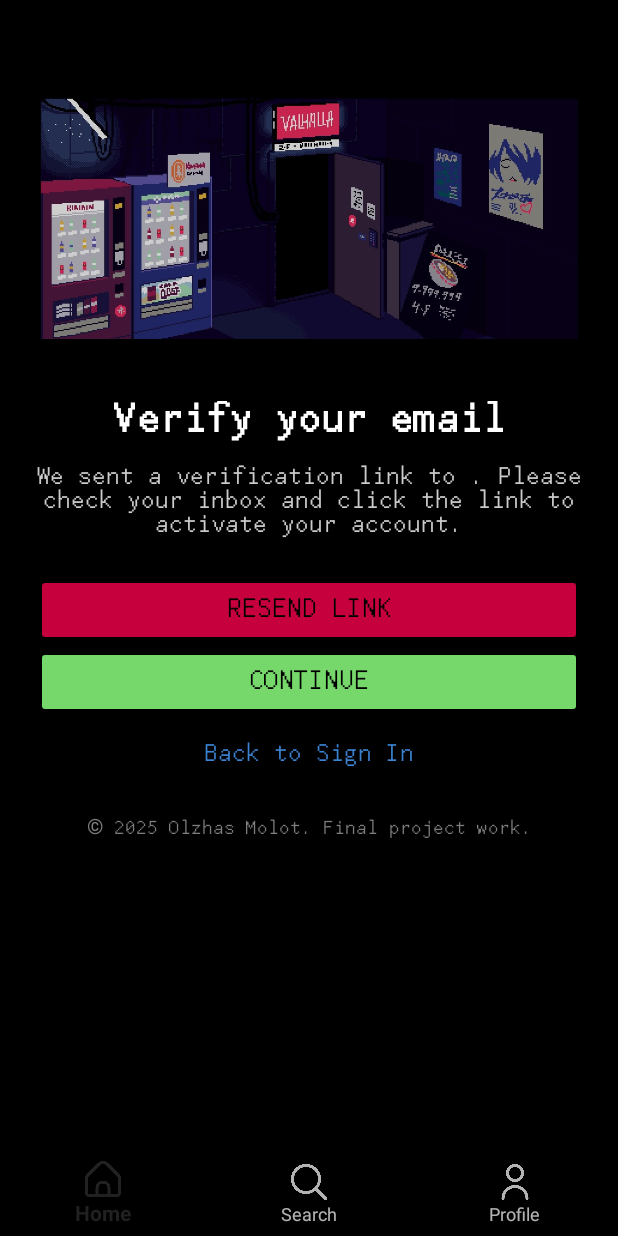
After one commit to karmotrineluv/ibacocktailbook, an Android app built with Jetpack Compose: the VerifyEmailFragment screen opened through its navigation route, on a phone screen of 412 x 824 dp. The commit adds this screen. Run offline under Robolectric (Android 15) with nearby library versions, the phone set to English and light mode, and no system bars; our stand-ins replace Firebase (no records; nobody signed in at launch, a user with empty details on screens opened directly), navigation-ui.

Commit message:
verification feature added

```diff
--- a/app/src/main/java/com/example/ibacocktailbook/ui/auth/LoginFragment.kt
+++ b/app/src/main/java/com/example/ibacocktailbook/ui/auth/LoginFragment.kt
@@ -51,13 +51,13 @@
             val password = binding.passwordEditText.text.toString().trim()
 
             if (email.isEmpty() || password.isEmpty()) {
-                Toast.makeText(context, "Введите email и пароль", Toast.LENGTH_SHORT).show()
+                Toast.makeText(context, "Enter email and password", Toast.LENGTH_SHORT).show()
             } else {
                 auth.signInWithEmailAndPassword(email, password).addOnCompleteListener { task ->
                     if (task.isSuccessful) {
                         findNavController().navigate(R.id.action_loginFragment_to_homeFragment)
                     } else {
-                        Toast.makeText(context, "Ошибка: ${task.exception?.message}", Toast.LENGTH_SHORT).show()
+                        Toast.makeText(context, "Error: ${task.exception?.message}", Toast.LENGTH_SHORT).show()
                     }
                 }
             }
@@ -79,7 +79,7 @@
                 if (task.isSuccessful) {
                     findNavController().navigate(R.id.action_loginFragment_to_homeFragment)
                 } else {
-                    Toast.makeText(context, "Ошибка анонимного входа: ${task.exception?.message}", Toast.LENGTH_SHORT).show()
+                    Toast.makeText(context, "Anonymous login error: ${task.exception?.message}", Toast.LENGTH_SHORT).show()
                 }
             }
         }
@@ -96,7 +96,7 @@
                 val account = task.getResult(ApiException::class.java)!!
                 firebaseAuthWithGoogle(account.idToken!!)
             } catch (e: ApiException) {
-                Toast.makeText(context, "Ошибка входа: ${e.message}", Toast.LENGTH_SHORT).show()
+                Toast.makeText(context, "Login error: ${e.message}", Toast.LENGTH_SHORT).show()
             }
         }
     }
@@ -107,7 +107,7 @@
             if (task.isSuccessful) {
                 findNavController().navigate(R.id.action_loginFragment_to_homeFragment)
             } else {
-                Toast.makeText(context, "Ошибка Firebase: ${task.exception?.message}", Toast.LENGTH_SHORT).show()
+                Toast.makeText(context, "Firebase error: ${task.exception?.message}", Toast.LENGTH_SHORT).show()
             }
         }
     }
--- a/app/src/main/java/com/example/ibacocktailbook/ui/auth/RegisterFragment.kt
+++ b/app/src/main/java/com/example/ibacocktailbook/ui/auth/RegisterFragment.kt
@@ -28,15 +28,38 @@
             val password = binding.passwordEditText.text.toString().trim()
 
             if (email.isEmpty() || password.isEmpty()) {
-                Toast.makeText(context, "Введите email и пароль", Toast.LENGTH_SHORT).show()
+                Toast.makeText(context, "Enter email and password", Toast.LENGTH_SHORT).show()
             } else {
-                auth.createUserWithEmailAndPassword(email, password).addOnCompleteListener { task ->
-                    if (task.isSuccessful) {
-                        findNavController().navigate(R.id.action_registerFragment_to_homeFragment)
-                    } else {
-                        Toast.makeText(context, "Ошибка: ${task.exception?.message}", Toast.LENGTH_SHORT).show()
+                auth.createUserWithEmailAndPassword(email, password)
+                    .addOnCompleteListener { task ->
+                        if (task.isSuccessful) {
+                            val user = auth.currentUser
+                            user?.sendEmailVerification()
+                                ?.addOnCompleteListener { verifyTask ->
+                                    if (verifyTask.isSuccessful) {
+                                        Toast.makeText(
+                                            context,
+                                            "Verification message was sent to $email. Please verify your account.",
+                                            Toast.LENGTH_LONG
+                                        ).show()
+
+                                        findNavController().navigate(R.id.action_registerFragment_to_emailVerificationFragment)
+                                    } else {
+                                        Toast.makeText(
+                                            context,
+                                            "Couldn't send message: ${verifyTask.exception?.message}",
+                                            Toast.LENGTH_SHORT
+                                        ).show()
+                                    }
+                                }
+                        } else {
+                            Toast.makeText(
+                                context,
+                                "Error: ${task.exception?.message}",
+                                Toast.LENGTH_SHORT
+                            ).show()
+                        }
                     }
-                }
             }
         }
 
--- a/app/src/main/java/com/example/ibacocktailbook/ui/auth/ResetPassword.kt
+++ b/app/src/main/java/com/example/ibacocktailbook/ui/auth/ResetPassword.kt
@@ -27,14 +27,14 @@
             val email = binding.emailEditText.text.toString().trim()
 
             if (email.isEmpty()) {
-                Toast.makeText(context, "Введите email", Toast.LENGTH_SHORT).show()
+                Toast.makeText(context, "Enter email", Toast.LENGTH_SHORT).show()
             } else {
                 auth.sendPasswordResetEmail(email).addOnCompleteListener { task ->
                     if (task.isSuccessful) {
-                        Toast.makeText(context, "Ссылка для сброса отправлена", Toast.LENGTH_SHORT).show()
+                        Toast.makeText(context, "Password reset link was sent", Toast.LENGTH_SHORT).show()
                         findNavController().navigateUp()
                     } else {
-                        Toast.makeText(context, "Ошибка: ${task.exception?.message}", Toast.LENGTH_SHORT).show()
+                        Toast.makeText(context, "Error: ${task.exception?.message}", Toast.LENGTH_SHORT).show()
                     }
                 }
             }
--- /dev/null
+++ b/app/src/main/java/com/example/ibacocktailbook/ui/auth/VerifyEmailFragment.kt
@@ -0,0 +1,77 @@
+package com.example.ibacocktailbook.ui.auth
+
+import android.os.Bundle
+import android.text.SpannableString
+import android.text.style.ForegroundColorSpan
+import android.widget.Toast
+import androidx.fragment.app.Fragment
+import androidx.navigation.fragment.findNavController
+import com.example.ibacocktailbook.R
+import com.example.ibacocktailbook.databinding.FragmentVerifyEmailBinding
+import com.google.firebase.auth.FirebaseAuth
+import android.graphics.Color
+import android.view.LayoutInflater
+import android.view.View
+import android.view.ViewGroup
+
+class VerifyEmailFragment : Fragment() {
+
+    private lateinit var binding: FragmentVerifyEmailBinding
+    private lateinit var auth: FirebaseAuth
+
+    override fun onCreateView(
+        inflater: LayoutInflater, container: ViewGroup?,
+        savedInstanceState: Bundle?
+    ): View {
+        binding = FragmentVerifyEmailBinding.inflate(inflater, container, false)
+        auth = FirebaseAuth.getInstance()
+
+        val email = auth.currentUser?.email ?: ""
+        val fullText = "We sent a verification link to $email. Please check your inbox and click the link to activate your account."
+
+        // Создаём SpannableString
+        val spannableString = SpannableString(fullText)
+
+        // Находим позицию начала и конца email
+        val startIndex = fullText.indexOf(email)
+        val endIndex = startIndex + email.length
+
+        // Применяем цвет для email
+        spannableString.setSpan(
+            ForegroundColorSpan(Color.parseColor("#3c82d0")), // Цвет текста для email
+            startIndex, // Начальный индекс
+            endIndex,   // Конечный индекс
+            0           // Флаги
+        )
+
+        // Устанавливаем SpannableString в TextView
+        binding.verificationMessage.text = spannableString
+
+        binding.continueButton.setOnClickListener {
+            auth.currentUser?.reload()?.addOnCompleteListener {
+                if (auth.currentUser?.isEmailVerified == true) {
+                    Toast.makeText(context, "Email verified!", Toast.LENGTH_SHORT).show()
+                    findNavController().navigate(R.id.action_emailVerificationFragment_to_homeFragment)
+                } else {
+                    Toast.makeText(context, "Email was not verified yet.", Toast.LENGTH_SHORT).show()
+                }
+            }
+        }
+
+        binding.resendEmailButton.setOnClickListener {
+            auth.currentUser?.sendEmailVerification()?.addOnCompleteListener { task ->
+                if (task.isSuccessful) {
+                    Toast.makeText(context, "New message was sent", Toast.LENGTH_SHORT).show()
+                } else {
+                    Toast.makeText(context, "Error: ${task.exception?.message}", Toast.LENGTH_SHORT).show()
+                }
+            }
+        }
+
+        binding.backToLogin.setOnClickListener {
+            findNavController().navigate(R.id.action_emailVerificationFragment_to_loginFragment)
+        }
+
+        return binding.root
+    }
+}
--- /dev/null
+++ b/app/src/main/res/layout/fragment_verify_email.xml
@@ -0,0 +1,107 @@
+<?xml version="1.0" encoding="utf-8"?>
+<androidx.constraintlayout.widget.ConstraintLayout
+    xmlns:android="http://schemas.android.com/apk/res/android"
+    xmlns:app="http://schemas.android.com/apk/res-auto"
+    xmlns:tools="http://schemas.android.com/tools"
+    android:layout_width="match_parent"
+    android:layout_height="match_parent"
+    android:background="#000000"
+    android:padding="24dp">
+
+    <ImageView
+        android:id="@+id/loginImage"
+        android:layout_width="359dp"
+        android:layout_height="211dp"
+        android:scaleType="fitCenter"
+        android:src="@drawable/login_image"
+        app:layout_constraintTop_toTopOf="parent"
+        app:layout_constraintStart_toStartOf="parent"
+        app:layout_constraintEnd_toEndOf="parent"
+        android:layout_marginTop="16dp" />
+
+    <TextView
+        android:id="@+id/verifyTitle"
+        android:layout_width="wrap_content"
+        android:layout_height="wrap_content"
+        android:text="Verify your email"
+        android:textColor="#FFFFFF"
+        android:textSize="30sp"
+        android:textStyle="bold"
+        android:fontFamily="@font/cyberpunkwaifus"
+        app:layout_constraintTop_toBottomOf="@id/loginImage"
+        app:layout_constraintStart_toStartOf="parent"
+        app:layout_constraintEnd_toEndOf="parent"
+        android:layout_marginTop="16dp" />
+
+    <TextView
+        android:id="@+id/verificationMessage"
+        android:layout_width="0dp"
+        android:layout_height="wrap_content"
+        android:textColor="#CCCCCC"
+        android:textSize="18sp"
+        android:fontFamily="@font/cyberpunkwaifus"
+        android:gravity="center"
+        app:layout_constraintTop_toBottomOf="@id/verifyTitle"
+        app:layout_constraintStart_toStartOf="parent"
+        app:layout_constraintEnd_toEndOf="parent"
+        android:layout_marginTop="16dp" />
+
+
+    <Button
+        android:id="@+id/resendEmailButton"
+        android:layout_width="0dp"
+        android:layout_height="wrap_content"
+        android:text="Resend link"
+        android:backgroundTint="#c5003c"
+        android:textColor="#000000"
+        android:textSize="20sp"
+        android:fontFamily="@font/cyberpunkwaifus"
+        app:layout_constraintTop_toBottomOf="@id/verificationMessage"
+        app:layout_constraintStart_toStartOf="parent"
+        app:layout_constraintEnd_toEndOf="parent"
+        android:layout_marginTop="24dp" />
+
+    <Button
+        android:id="@+id/continueButton"
+        android:layout_width="0dp"
+        android:layout_height="wrap_content"
+        android:text="Continue"
+        android:backgroundTint="#76d86a"
+        android:textColor="@color/black"
+        android:textSize="20sp"
+        android:fontFamily="@font/cyberpunkwaifus"
+        app:layout_constraintTop_toBottomOf="@id/resendEmailButton"
+        app:layout_constraintStart_toStartOf="parent"
+        app:layout_constraintEnd_toEndOf="parent"
+        android:layout_marginTop="0dp" />
+
+    <TextView
+        android:id="@+id/backToLogin"
+        android:layout_width="wrap_content"
+        android:layout_height="wrap_content"
+        android:text="Back to Sign In"
+        android:textColor="#3c82d0"
+        android:fontFamily="@font/cyberpunkwaifus"
+        android:textSize="18sp"
+        android:layout_marginTop="16dp"
+        app:layout_constraintTop_toBottomOf="@id/continueButton"
+        app:layout_constraintStart_toStartOf="parent"
+        app:layout_constraintEnd_toEndOf="parent"/>
+
+
+
+    <TextView
+        android:id="@+id/footerText"
+        android:layout_width="wrap_content"
+        android:layout_height="wrap_content"
+        android:text="© 2025 Olzhas Molot. Final project work."
+        android:textColor="#7e7e7e"
+        android:textSize="14sp"
+        android:fontFamily="@font/cyberpunkwaifus"
+        android:gravity="center"
+        app:layout_constraintTop_toBottomOf="@id/continueButton"
+        app:layout_constraintStart_toStartOf="parent"
+        app:layout_constraintEnd_toEndOf="parent"
+        android:layout_marginTop="64dp" />
+
+</androidx.constraintlayout.widget.ConstraintLayout>
--- a/app/src/main/res/navigation/nav_graph.xml
+++ b/app/src/main/res/navigation/nav_graph.xml
@@ -39,6 +39,11 @@
         <action
             android:id="@+id/action_registerFragment_to_loginFragment"
             app:destination="@id/loginFragment" />
+
+        <action
+            android:id="@+id/action_registerFragment_to_emailVerificationFragment"
+            app:destination="@id/emailVerificationFragment" />
+
     </fragment>
 
     <fragment
@@ -51,4 +56,19 @@
             app:destination="@id/loginFragment" />
     </fragment>
 
+    <fragment
+        android:id="@+id/emailVerificationFragment"
+        android:name="com.example.ibacocktailbook.ui.auth.VerifyEmailFragment"
+        android:label="Подтверждение почты">
+
+        <action
+            android:id="@+id/action_emailVerificationFragment_to_loginFragment"
+            app:destination="@id/loginFragment" />
+
+        <action
+            android:id="@+id/action_emailVerificationFragment_to_homeFragment"
+            app:destination="@id/homeFragment" />
+    </fragment>
+
+
 </navigation>
```
